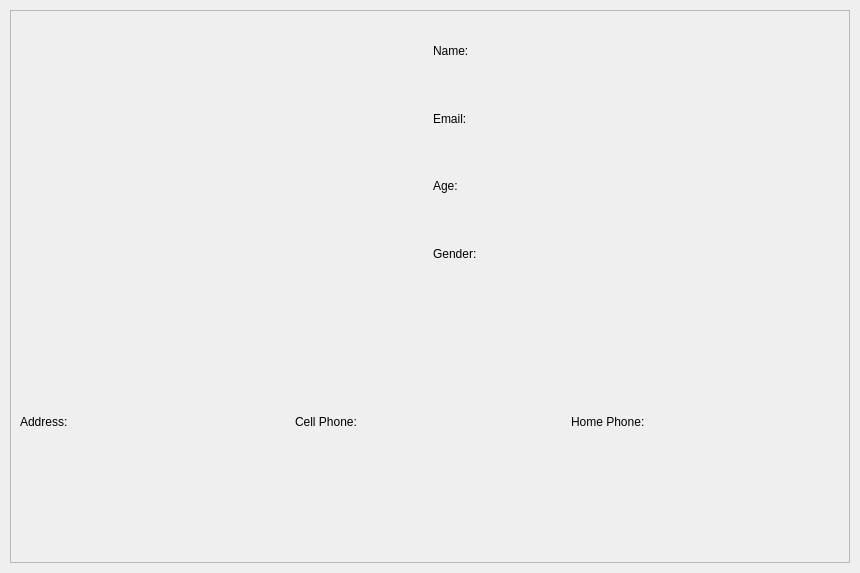
ducongo/comp3004winter2019, file cuac/clientprofiledialog.ui: the form before one commit.
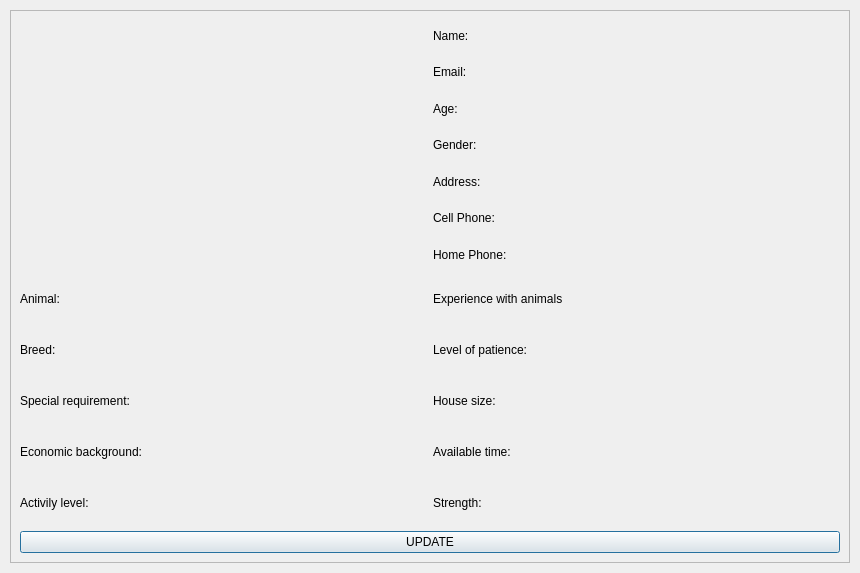
The form after the commit.

```diff
--- a/cuac/clientprofiledialog.ui
+++ b/cuac/clientprofiledialog.ui
@@ -44,6 +44,88 @@
        </rect>
       </property>
       <layout class="QGridLayout" name="gridLayout_2">
+       <item row="5" column="0">
+        <layout class="QHBoxLayout" name="horizontalLayout">
+         <item>
+          <layout class="QVBoxLayout" name="verticalLayout">
+           <item>
+            <widget class="QLabel" name="specie">
+             <property name="text">
+              <string>Animal: </string>
+             </property>
+            </widget>
+           </item>
+           <item>
+            <widget class="QLabel" name="breed">
+             <property name="text">
+              <string>Breed: </string>
+             </property>
+            </widget>
+           </item>
+           <item>
+            <widget class="QLabel" name="special_requirement">
+             <property name="text">
+              <string>Special requirement: </string>
+             </property>
+            </widget>
+           </item>
+           <item>
+            <widget class="QLabel" name="economic_background">
+             <property name="text">
+              <string>Economic background: </string>
+             </property>
+            </widget>
+           </item>
+           <item>
+            <widget class="QLabel" name="activity_level">
+             <property name="text">
+              <string>Activily level: </string>
+             </property>
+            </widget>
+           </item>
+          </layout>
+         </item>
+         <item>
+          <layout class="QVBoxLayout" name="verticalLayout_3">
+           <item>
+            <widget class="QLabel" name="experience_with_animals">
+             <property name="text">
+              <string>Experience with animals</string>
+             </property>
+            </widget>
+           </item>
+           <item>
+            <widget class="QLabel" name="level_of_patience">
+             <property name="text">
+              <string>Level of patience: </string>
+             </property>
+            </widget>
+           </item>
+           <item>
+            <widget class="QLabel" name="house_size">
+             <property name="text">
+              <string>House size: </string>
+             </property>
+            </widget>
+           </item>
+           <item>
+            <widget class="QLabel" name="available_time">
+             <property name="text">
+              <string>Available time: </string>
+             </property>
+            </widget>
+           </item>
+           <item>
+            <widget class="QLabel" name="strength">
+             <property name="text">
+              <string>Strength:</string>
+             </property>
+            </widget>
+           </item>
+          </layout>
+         </item>
+        </layout>
+       </item>
        <item row="0" column="0">
         <layout class="QHBoxLayout" name="horizontalLayout_2">
          <item>
@@ -79,12 +161,6 @@
              </property>
             </widget>
            </item>
-          </layout>
-         </item>
-        </layout>
-       </item>
-       <item row="5" column="0">
-        <layout class="QHBoxLayout" name="horizontalLayout">
          <item>
           <widget class="QLabel" name="address">
            <property name="text">
@@ -107,6 +183,15 @@
           </widget>
          </item>
         </layout>
+         </item>
+        </layout>
+       </item>
+       <item row="6" column="0">
+        <widget class="QPushButton" name="update_button">
+         <property name="text">
+          <string>UPDATE</string>
+         </property>
+        </widget>
        </item>
       </layout>
      </widget>
```
Lines whose indentation alone changed are shown as unchanged.
